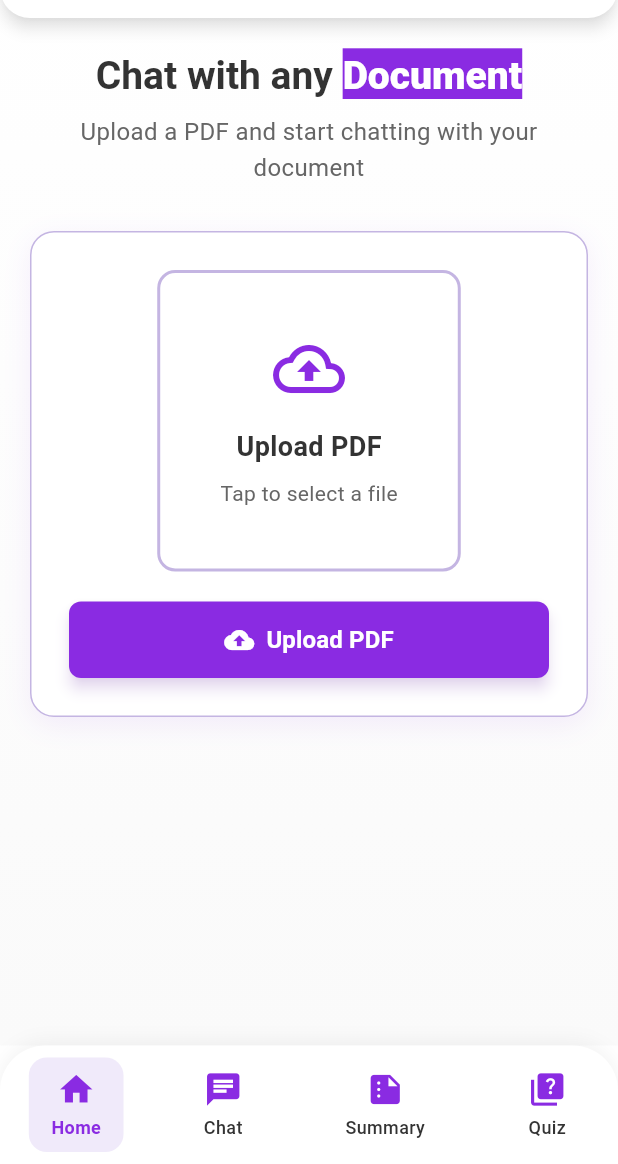
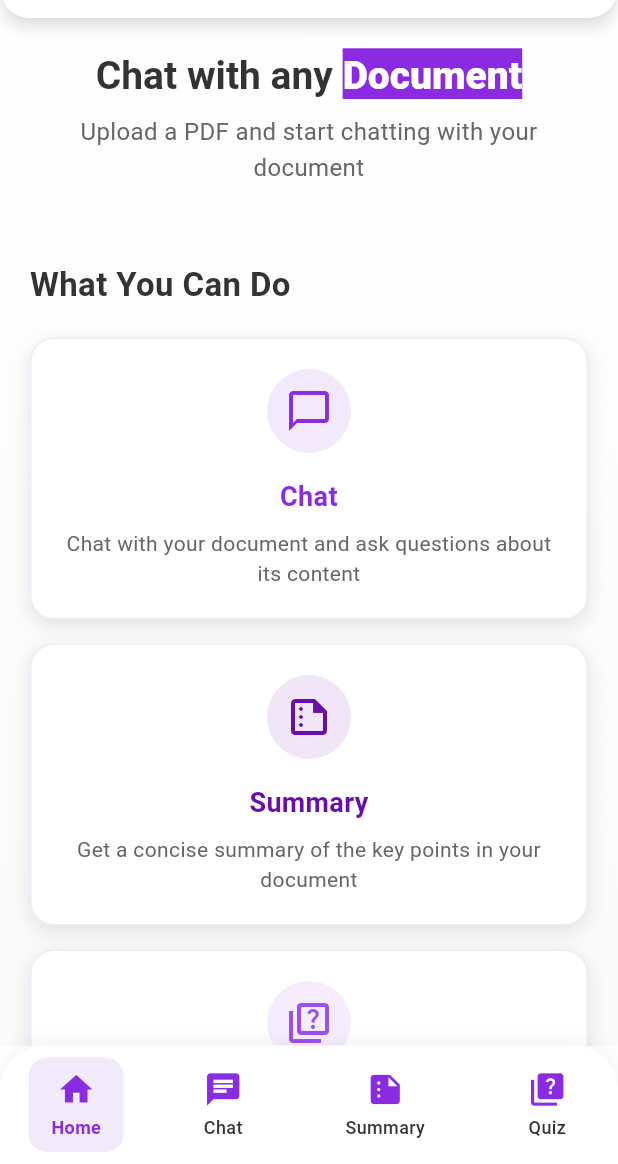
Before and after one commit to Abdul-Hadi-Jalil/AskDocAI, a Flutter app: the screen it shows after launch, on a phone screen of 412 x 824 dp, the part 72-1236 px from its top. Run offline on Flutter 3.47's test engine with Material 3 defaults, Android fonts, the light colour scheme and no system bars; our stand-ins replace file_picker, firebase_auth, firebase_core, font_awesome_flutter, google_generative_ai, shared_preferences; missing offline and left inert: doc_text_extractor, flutter_chat_core, flutter_chat_ui; accounts and stored records are empty.

Commit message:
update the home screen to include the featuers section for user to get familiar with app

```diff
--- a/lib/app_localization.dart
+++ b/lib/app_localization.dart
@@ -87,6 +87,15 @@ class AppLocalizations {
       'regenerate': 'Regenerate',
       'shareSummary': 'Share Summary',
       'shareFunctionality': 'Share functionality would open here',
+
+      // New strings for features section
+      'whatYouCanDo': 'What You Can Do',
+      'chatDescription':
+          'Chat with your document and ask questions about its content',
+      'summaryDescription':
+          'Get a concise summary of the key points in your document',
+      'quizDescription':
+          'Test your knowledge with questions based on your document',
     },
     'es': {
       'appTitle': 'DocuSense AI',
@@ -165,6 +174,15 @@ class AppLocalizations {
           'No se generaron preguntas válidas para el cuestionario',
       'answerAllQuestions':
           'Por favor responde todas las %total preguntas. Has respondido %answered.',
+
+      // New strings for features section
+      'whatYouCanDo': 'Lo que puedes hacer',
+      'chatDescription':
+          'Habla con tu documento y haz preguntas sobre su contenido',
+      'summaryDescription':
+          'Obtén un resumen conciso de los puntos clave del documento',
+      'quizDescription':
+          'Pon a prueba tu conocimiento con preguntas basadas en el documento',
     },
     'fr': {
       'appTitle': 'DocuSense AI',
@@ -243,6 +261,15 @@ class AppLocalizations {
       'noValidQuizQuestions': 'Aucune question de quiz valide n\'a été générée',
       'answerAllQuestions':
           'Veuillez répondre à toutes les %total questions. Vous avez répondu à %answered.',
+
+      // New strings for features section
+      'whatYouCanDo': 'Ce que vous pouvez faire',
+      'chatDescription':
+          'Discutez avec votre document et posez des questions sur son contenu',
+      'summaryDescription':
+          'Obtenez un résumé concis des points clés du document',
+      'quizDescription':
+          'Testez vos connaissances avec des questions basées sur le document',
     },
     'de': {
       'appTitle': 'DocuSense AI',
@@ -319,6 +346,15 @@ class AppLocalizations {
       'noValidQuizQuestions': 'Es wurden keine gültigen Quizfragen generiert',
       'answerAllQuestions':
           'Bitte beantworten Sie alle %total Fragen. Sie haben %answered beantwortet.',
+
+      // New strings for features section
+      'whatYouCanDo': 'Was Sie tun können',
+      'chatDescription':
+          'Sprechen Sie mit Ihrem Dokument und stellen Sie Fragen zu seinem Inhalt',
+      'summaryDescription':
+          'Erhalten Sie eine prägnante Zusammenfassung der wichtigsten Punkte des Dokuments',
+      'quizDescription':
+          'Testen Sie Ihr Wissen mit Fragen basierend auf dem Dokument',
     },
     'nl': {
       'appTitle': 'DocuSense AI',
@@ -395,6 +431,13 @@ class AppLocalizations {
       'noValidQuizQuestions': 'Er zijn geen geldige quizvragen gegenereerd',
       'answerAllQuestions':
           'Beantwoord alle %total vragen. U heeft %answered beantwoord.',
+
+      // New strings for features section
+      'whatYouCanDo': 'Wat je kunt doen',
+      'chatDescription': 'Praat met je document en stel vragen over de inhoud',
+      'summaryDescription':
+          'Krijg een beknopte samenvatting van de belangrijkste punten in het document',
+      'quizDescription': 'Test je kennis met vragen gebaseerd op het document',
     },
     'ar': {
       'appTitle': 'DocuSense AI',
@@ -465,6 +508,12 @@ class AppLocalizations {
       'noValidQuizQuestions': 'لم يتم إنشاء أسئلة اختبار صالحة',
       'answerAllQuestions':
           'يرجى الإجابة على جميع الأسئلة %total. لقد أجبت على %answered.',
+
+      // New strings for features section
+      'whatYouCanDo': 'ما يمكنك القيام به',
+      'chatDescription': 'تحدث مع مستندك واطرح أسئلة حول محتواه',
+      'summaryDescription': 'احصل على ملخص موجز للنقاط الرئيسية في المستند',
+      'quizDescription': 'اختبر معرفتك بأسئلة مبنية على المستند',
     },
     'zh': {
       'appTitle': 'DocuSense AI',
@@ -534,6 +583,12 @@ class AppLocalizations {
       'failedToGenerateQuiz': '生成测验失败',
       'noValidQuizQuestions': '未生成有效的测验问题',
       'answerAllQuestions': '请回答所有%total个问题。您已回答了%answered个。',
+
+      // New strings for features section
+      'whatYouCanDo': '您可以做什么',
+      'chatDescription': '与您的文档聊天并就其内容提问',
+      'summaryDescription': '获取文档关键要点的简明摘要',
+      'quizDescription': '通过基于文档的问题测试您的知识',
     },
   };
 
@@ -748,6 +803,16 @@ class AppLocalizations {
       _localizedValues[locale.languageCode]!['noValidQuizQuestions']!;
   String get answerAllQuestions =>
       _localizedValues[locale.languageCode]!['answerAllQuestions']!;
+
+  // New getters for features section
+  String get whatYouCanDo =>
+      _localizedValues[locale.languageCode]!['whatYouCanDo']!;
+  String get chatDescription =>
+      _localizedValues[locale.languageCode]!['chatDescription']!;
+  String get summaryDescription =>
+      _localizedValues[locale.languageCode]!['summaryDescription']!;
+  String get quizDescription =>
+      _localizedValues[locale.languageCode]!['quizDescription']!;
 }
 
 class AppLocalizationsDelegate extends LocalizationsDelegate<AppLocalizations> {
--- a/lib/screens/home_screen.dart
+++ b/lib/screens/home_screen.dart
@@ -1,9 +1,10 @@
+import 'package:docusense_ai/app_localization.dart';
 import 'package:flutter/material.dart';
 import 'package:provider/provider.dart';
 import '../providers/pdf_provider.dart';
 import '../widgets/app_bar.dart';
 import '../widgets/upload_section.dart';
-import '../app_localization.dart'; // Add this import
+import '../widgets/features_section.dart'; // Add this import
 
 class HomeScreen extends StatelessWidget {
   const HomeScreen({super.key});
@@ -43,6 +44,8 @@ class _HomeContent extends StatelessWidget {
           children: [
             const _WelcomeSection(),
             const SizedBox(height: 30),
+            FeaturesSection(), // Add this line
+            const SizedBox(height: 30),
             const UploadSection(),
           ],
         ),
@@ -67,7 +70,7 @@ class _WelcomeSection extends StatelessWidget {
           style: const TextStyle(
             fontSize: 16,
             color: Color(0xFF666666),
-            height: 1.5
+            height: 1.5,
           ),
           textAlign: TextAlign.center,
         ),
@@ -84,7 +87,6 @@ class _WelcomeSection extends StatelessWidget {
         appLocalizations.locale.languageCode == 'fr' ||
         appLocalizations.locale.languageCode == 'de' ||
         appLocalizations.locale.languageCode == 'nl') {
-
       return RichText(
         text: TextSpan(
           style: const TextStyle(
--- a/lib/widgets/app_bar.dart
+++ b/lib/widgets/app_bar.dart
@@ -3,7 +3,6 @@ import 'package:flutter/material.dart';
 import '../utils/constants.dart';
 import 'package:provider/provider.dart';
 import 'package:docusense_ai/providers/language_provider.dart';
-import 'package:docusense_ai/app_localization.dart';
 
 class CustomAppBar extends StatelessWidget implements PreferredSizeWidget {
   const CustomAppBar({super.key});
--- /dev/null
+++ b/lib/widgets/features_section.dart
@@ -0,0 +1,215 @@
+import 'package:docusense_ai/app_localization.dart';
+import 'package:flutter/material.dart';
+
+class FeaturesSection extends StatelessWidget {
+  const FeaturesSection({super.key});
+
+  @override
+  Widget build(BuildContext context) {
+    return Container(
+      margin: const EdgeInsets.symmetric(vertical: 20),
+      child: Column(
+        crossAxisAlignment: CrossAxisAlignment.start,
+        children: [
+          // Section Title
+          Padding(
+            padding: const EdgeInsets.only(bottom: 20),
+            child: Text(
+              AppLocalizations.of(context).whatYouCanDo,
+              style: const TextStyle(
+                fontSize: 22,
+                fontWeight: FontWeight.w700,
+                color: Color(0xFF333333),
+              ),
+              textAlign: TextAlign.center,
+            ),
+          ),
+
+          // Features Cards
+          const _FeaturesGrid(),
+        ],
+      ),
+    );
+  }
+}
+
+class _FeaturesGrid extends StatelessWidget {
+  const _FeaturesGrid();
+
+  @override
+  Widget build(BuildContext context) {
+    return LayoutBuilder(
+      builder: (context, constraints) {
+        // For mobile devices, use a single column
+        if (constraints.maxWidth < 600) {
+          return const _FeaturesColumn();
+        }
+        // For larger screens, use a row
+        return const _FeaturesRow();
+      },
+    );
+  }
+}
+
+class _FeaturesColumn extends StatelessWidget {
+  const _FeaturesColumn();
+
+  @override
+  Widget build(BuildContext context) {
+    return const Column(
+      children: [
+        _FeatureCard(
+          icon: Icons.chat_bubble_outline,
+          titleKey: 'chat',
+          descriptionKey: 'chatDescription',
+          color: Color(0xFF8A2BE2),
+        ),
+        SizedBox(height: 16),
+        _FeatureCard(
+          icon: Icons.summarize_outlined,
+          titleKey: 'summary',
+          descriptionKey: 'summaryDescription',
+          color: Color(0xFF6A0DAD),
+        ),
+        SizedBox(height: 16),
+        _FeatureCard(
+          icon: Icons.quiz_outlined,
+          titleKey: 'quiz',
+          descriptionKey: 'quizDescription',
+          color: Color(0xFF9C4DF4),
+        ),
+      ],
+    );
+  }
+}
+
+class _FeaturesRow extends StatelessWidget {
+  const _FeaturesRow();
+
+  @override
+  Widget build(BuildContext context) {
+    return const Row(
+      children: [
+        Expanded(
+          child: _FeatureCard(
+            icon: Icons.chat_bubble_outline,
+            titleKey: 'chat',
+            descriptionKey: 'chatDescription',
+            color: Color(0xFF8A2BE2),
+          ),
+        ),
+        SizedBox(width: 16),
+        Expanded(
+          child: _FeatureCard(
+            icon: Icons.summarize_outlined,
+            titleKey: 'summary',
+            descriptionKey: 'summaryDescription',
+            color: Color(0xFF6A0DAD),
+          ),
+        ),
+        SizedBox(width: 16),
+        Expanded(
+          child: _FeatureCard(
+            icon: Icons.quiz_outlined,
+            titleKey: 'quiz',
+            descriptionKey: 'quizDescription',
+            color: Color(0xFF9C4DF4),
+          ),
+        ),
+      ],
+    );
+  }
+}
+
+class _FeatureCard extends StatelessWidget {
+  final IconData icon;
+  final String titleKey;
+  final String descriptionKey;
+  final Color color;
+
+  const _FeatureCard({
+    required this.icon,
+    required this.titleKey,
+    required this.descriptionKey,
+    required this.color,
+  });
+
+  @override
+  Widget build(BuildContext context) {
+    return Container(
+      padding: const EdgeInsets.all(20),
+      decoration: BoxDecoration(
+        color: Colors.white,
+        borderRadius: BorderRadius.circular(16),
+        boxShadow: [
+          BoxShadow(
+            color: Colors.black.withOpacity(0.1),
+            blurRadius: 10,
+            offset: const Offset(0, 4),
+          ),
+        ],
+        border: Border.all(color: const Color(0xFFF0EAFA), width: 1),
+      ),
+      child: Column(
+        mainAxisAlignment: MainAxisAlignment.center,
+        children: [
+          // Icon
+          Container(
+            padding: const EdgeInsets.all(12),
+            decoration: BoxDecoration(
+              color: color.withOpacity(0.1),
+              shape: BoxShape.circle,
+            ),
+            child: Icon(icon, size: 32, color: color),
+          ),
+          const SizedBox(height: 16),
+
+          // Title
+          Text(
+            _getLocalizedText(context, titleKey),
+            style: TextStyle(
+              fontSize: 18,
+              fontWeight: FontWeight.w600,
+              color: color,
+            ),
+            textAlign: TextAlign.center,
+          ),
+          const SizedBox(height: 8),
+
+          // Description
+          Text(
+            _getLocalizedText(context, descriptionKey),
+            style: const TextStyle(
+              fontSize: 14,
+              color: Color(0xFF666666),
+              height: 1.4,
+            ),
+            textAlign: TextAlign.center,
+          ),
+        ],
+      ),
+    );
+  }
+
+  String _getLocalizedText(BuildContext context, String key) {
+    final appLocalizations = AppLocalizations.of(context);
+    switch (key) {
+      case 'chat':
+        return appLocalizations.chat;
+      case 'chatDescription':
+        return appLocalizations.chatDescription;
+      case 'summary':
+        return appLocalizations.summary;
+      case 'summaryDescription':
+        return appLocalizations.summaryDescription;
+      case 'quiz':
+        return appLocalizations.quiz;
+      case 'quizDescription':
+        return appLocalizations.quizDescription;
+      case 'whatYouCanDo':
+        return appLocalizations.whatYouCanDo;
+      default:
+        return key;
+    }
+  }
+}
```
